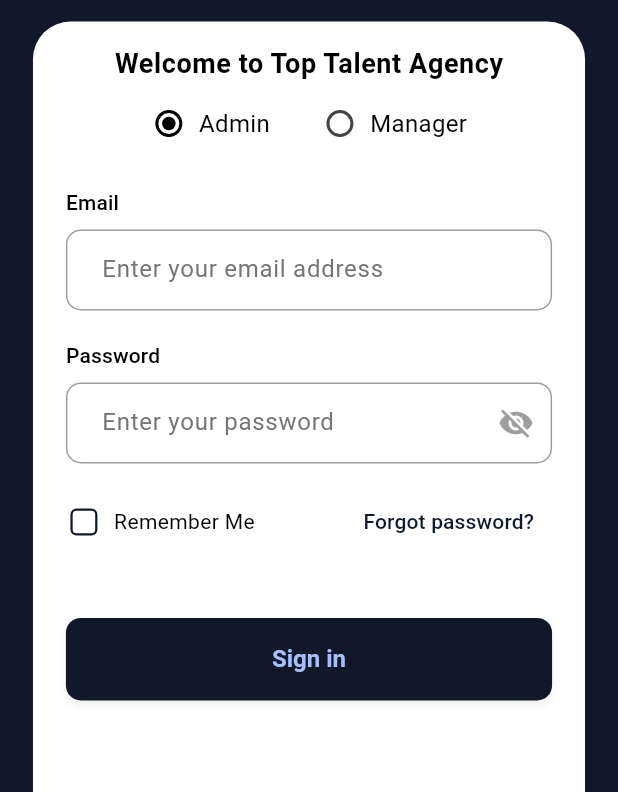
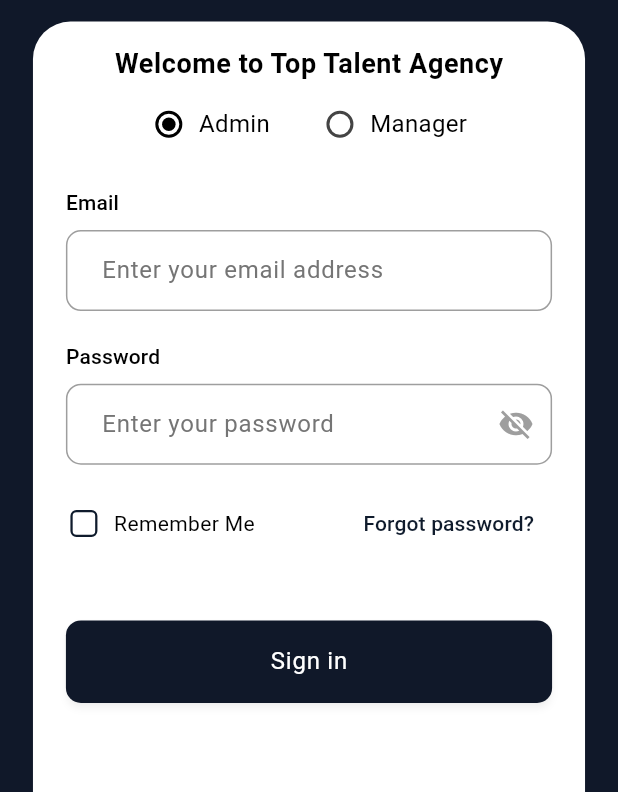
Before and after one commit to Takbirulislam420/Flutter-Folder-Structure, a Flutter app: the screen it shows after launch, on a phone screen of 412 x 824 dp. Shown: the part 385-1177 px from the top of the screen. Run offline on Flutter 3.47's test engine with Material 3 defaults, Android fonts, the phone set to English and light mode, and no system bars; our stand-ins replace flutter_screenutil, flutter_svg.

Commit message:
customize log in screen

```diff
--- a/lib/app/core/const/app_colors.dart
+++ b/lib/app/core/const/app_colors.dart
@@ -25,6 +25,7 @@ class AppColors {
   static const Color redColor = Color(0xffFF4C4F);
 
   static const appColor = primary;
+  static const whiteColor = onSurface;
 
   // icon
   static const focusIconColor = Colors.white;
--- a/lib/app/my_app.dart
+++ b/lib/app/my_app.dart
@@ -1,9 +1,7 @@
 import 'package:flutter/material.dart';
 import 'package:flutter_screenutil/flutter_screenutil.dart';
 import 'package:top_talent_agency/app/theme/app_theme.dart';
-import 'package:top_talent_agency/features/admin/main/admin_main_screen.dart';
 import 'package:top_talent_agency/features/auth/login/screen/login_screen.dart';
-import 'package:top_talent_agency/features/onboarding/splash/screen/splash_screen.dart';
 
 class MyApp extends StatelessWidget {
   const MyApp({super.key});
--- a/lib/app/theme/part_of_theme/app_elevated_button_theme.dart
+++ b/lib/app/theme/part_of_theme/app_elevated_button_theme.dart
@@ -5,9 +5,9 @@ class AppElevatedButtonTheme {
   static final ElevatedButtonThemeData lightButton = ElevatedButtonThemeData(
     style: ElevatedButton.styleFrom(
       backgroundColor: AppColors.primary,
-      foregroundColor: AppColors.onPrimary,
+      foregroundColor: AppColors.whiteColor,
       padding: const EdgeInsets.symmetric(vertical: 14.0, horizontal: 20.0),
-      shape: RoundedRectangleBorder(borderRadius: BorderRadius.circular(10)),
+      shape: RoundedRectangleBorder(borderRadius: BorderRadius.circular(30)),
       textStyle: const TextStyle(fontSize: 16, fontWeight: FontWeight.w600),
       elevation: 2,
     ),
@@ -16,9 +16,9 @@ class AppElevatedButtonTheme {
   static final ElevatedButtonThemeData darkButton = ElevatedButtonThemeData(
     style: ElevatedButton.styleFrom(
       backgroundColor: AppColors.primary,
-      foregroundColor: AppColors.onPrimary,
+      foregroundColor: AppColors.whiteColor,
       padding: const EdgeInsets.symmetric(vertical: 14.0, horizontal: 20.0),
-      shape: RoundedRectangleBorder(borderRadius: BorderRadius.circular(10)),
+      shape: RoundedRectangleBorder(borderRadius: BorderRadius.circular(30)),
       textStyle: const TextStyle(fontSize: 16, fontWeight: FontWeight.w600),
       elevation: 2,
     ),
--- a/lib/features/auth/login/screen/login_screen.dart
+++ b/lib/features/auth/login/screen/login_screen.dart
@@ -1,6 +1,7 @@
 import 'package:flutter/material.dart';
 import 'package:flutter_screenutil/flutter_screenutil.dart';
 import 'package:top_talent_agency/app/core/const/app_strings.dart';
+import 'package:top_talent_agency/features/common/widgets/custom_elevated_button.dart';
 import 'package:top_talent_agency/features/common/widgets/custom_text_form_field.dart';
 import 'package:top_talent_agency/features/common/widgets/logo_svg.dart';
 import 'package:top_talent_agency/features/common/widgets/role_option_widget.dart';
@@ -46,18 +47,67 @@ class _LoginScreenState extends State<LoginScreen> {
                     child: Column(
                       crossAxisAlignment: CrossAxisAlignment.start,
                       children: <Widget>[
-                        // Placeholder for top spacing or potential logo
-                        const SizedBox(height: 15),
-                        // 1. Title: "Welcome to Top Talent Agency"
+                        SizedBox(height: 15.h),
                         Center(
                           child: Text(
                             AppStrings.loginTitle,
                             style: TextTheme.of(context).titleSmall,
                           ),
                         ),
-                        const SizedBox(height: 15),
-                        // 2. Role Selection (Admin/Manager)
-                        Padding(
+                        SizedBox(height: 15.h),
+                        // 1. Role Selection (Admin/Manager)
+                        _selectOption(),
+                        SizedBox(height: 30.h),
+                        // 2. Email Input
+                        Text('Email', style: TextTheme.of(context).labelLarge),
+                        SizedBox(height: 8.h),
+                        CustomTextFormField(
+                          hintText: 'Enter your email address',
+                          keyboardType: TextInputType.emailAddress,
+                        ),
+                        SizedBox(height: 20.h),
+                        // 3. Password Input
+                        Text(
+                          'Password',
+                          style: TextTheme.of(context).labelLarge,
+                        ),
+                        SizedBox(height: 8.h),
+                        CustomTextFormField(
+                          hintText: 'Enter your password',
+                          keyboardType: TextInputType.emailAddress,
+                          isPassword: true,
+                        ),
+                        SizedBox(height: 15.h),
+                        // 5. Remember Me & Forgot Password
+                        _remanberAndForgotPass(),
+                        SizedBox(height: 40.h),
+                        // 6. Sign In Button
+                        CustomElevatedButton(
+                          text: 'Sign in',
+                          onPressed: () {
+                            // print(
+                            //   'Role: ${_selectedRole == 0 ? 'Admin' : 'Manager'}, Remember Me: $_rememberMe',
+                            // );
+                          },
+                        ),
+
+                        // Bottom spacing
+                        SizedBox(height: 30.h),
+                      ],
+                    ),
+                  ),
+                ),
+              ),
+            ),
+          ],
+        ),
+      ),
+    );
+  }
+
+  // Select Admin or Manager option
+  Widget _selectOption() {
+    return Padding(
       padding: EdgeInsets.symmetric(horizontal: 20.0.w),
       child: Row(
         mainAxisAlignment: MainAxisAlignment.spaceEvenly,
@@ -84,34 +134,12 @@ class _LoginScreenState extends State<LoginScreen> {
           ),
         ],
       ),
-                        ),
-                        SizedBox(height: 30.h),
+    );
+  }
 
-                        // 3. Email Input
-                        Text('Email', style: TextTheme.of(context).labelLarge),
-                        SizedBox(height: 8.h),
-
-                        CustomTextFormField(
-                          hintText: 'Enter your email address',
-                          keyboardType: TextInputType.emailAddress,
-                        ),
-                        const SizedBox(height: 20),
-
-                        // 4. Password Input
-                        Text(
-                          'Password',
-                          style: TextTheme.of(context).labelLarge,
-                        ),
-                        const SizedBox(height: 8),
-                        CustomTextFormField(
-                          hintText: 'Enter your password',
-                          keyboardType: TextInputType.emailAddress,
-                          isPassword: true,
-                        ),
-                        const SizedBox(height: 15),
-
-                        // 5. Remember Me & Forgot Password
-                        Row(
+  //  Remember Me & Forgot Password
+  Widget _remanberAndForgotPass() {
+    return Row(
       mainAxisAlignment: MainAxisAlignment.spaceBetween,
       children: <Widget>[
         // Remember Me Checkbox
@@ -132,10 +160,7 @@ class _LoginScreenState extends State<LoginScreen> {
                 shape: RoundedRectangleBorder(
                   borderRadius: BorderRadius.circular(4),
                 ),
-                                    side: const BorderSide(
-                                      color: Color(0xFF0F1B2C),
-                                      width: 1.5,
-                                    ),
+                side: const BorderSide(color: Color(0xFF0F1B2C), width: 1.5),
               ),
             ),
             const SizedBox(width: 8),
@@ -157,35 +182,6 @@ class _LoginScreenState extends State<LoginScreen> {
           ),
         ),
       ],
-                        ),
-                        const SizedBox(height: 40),
-
-                        // 6. Sign In Button
-                        SizedBox(
-                          width: double.infinity,
-                          height: 55,
-                          child: ElevatedButton(
-                            onPressed: () {
-                              // Handle sign in
-                              print(
-                                'Role: ${_selectedRole == 0 ? 'Admin' : 'Manager'}, Remember Me: $_rememberMe',
-                              );
-                            },
-                            child: const Text('Sign in'),
-                          ),
-                        ),
-
-                        // Bottom spacing
-                        const SizedBox(height: 30),
-                      ],
-                    ),
-                  ),
-                ),
-              ),
-            ),
-          ],
-        ),
-      ),
     );
   }
 }
--- /dev/null
+++ b/lib/features/common/widgets/custom_elevated_button.dart
@@ -0,0 +1,43 @@
+import 'package:flutter/material.dart';
+import 'package:top_talent_agency/app/core/const/app_colors.dart';
+
+class CustomElevatedButton extends StatelessWidget {
+  final String text;
+  final VoidCallback onPressed;
+  final double height;
+  final bool isExpanded;
+  final Color? backgroundColor;
+  final Color? foregroundColor;
+  final double borderRadius;
+
+  const CustomElevatedButton({
+    super.key,
+    required this.text,
+    required this.onPressed,
+    this.height = 55,
+    this.isExpanded = true,
+    this.backgroundColor,
+    this.foregroundColor,
+    this.borderRadius = 10,
+  });
+
+  @override
+  Widget build(BuildContext context) {
+    return SizedBox(
+      width: isExpanded ? double.infinity : null,
+      height: height,
+      child: ElevatedButton(
+        onPressed: onPressed,
+        style: ElevatedButton.styleFrom(
+          backgroundColor: backgroundColor ?? AppColors.appColor,
+          foregroundColor: foregroundColor ?? Colors.white,
+          shape: RoundedRectangleBorder(
+            borderRadius: BorderRadius.circular(borderRadius),
+          ),
+          textStyle: Theme.of(context).textTheme.bodyLarge,
+        ),
+        child: Text(text),
+      ),
+    );
+  }
+}
--- a/lib/features/common/widgets/role_option_widget.dart
+++ b/lib/features/common/widgets/role_option_widget.dart
@@ -28,7 +28,9 @@ class RoleOptionWidget extends StatelessWidget {
             height: 24.0,
             child: Radio<int>(
               value: value,
+              // ignore: deprecated_member_use
               groupValue: groupValue,
+              // ignore: deprecated_member_use
               onChanged: (int? newValue) {
                 if (newValue != null) onChanged(newValue);
               },
```
Lines whose indentation alone changed are shown as unchanged.
